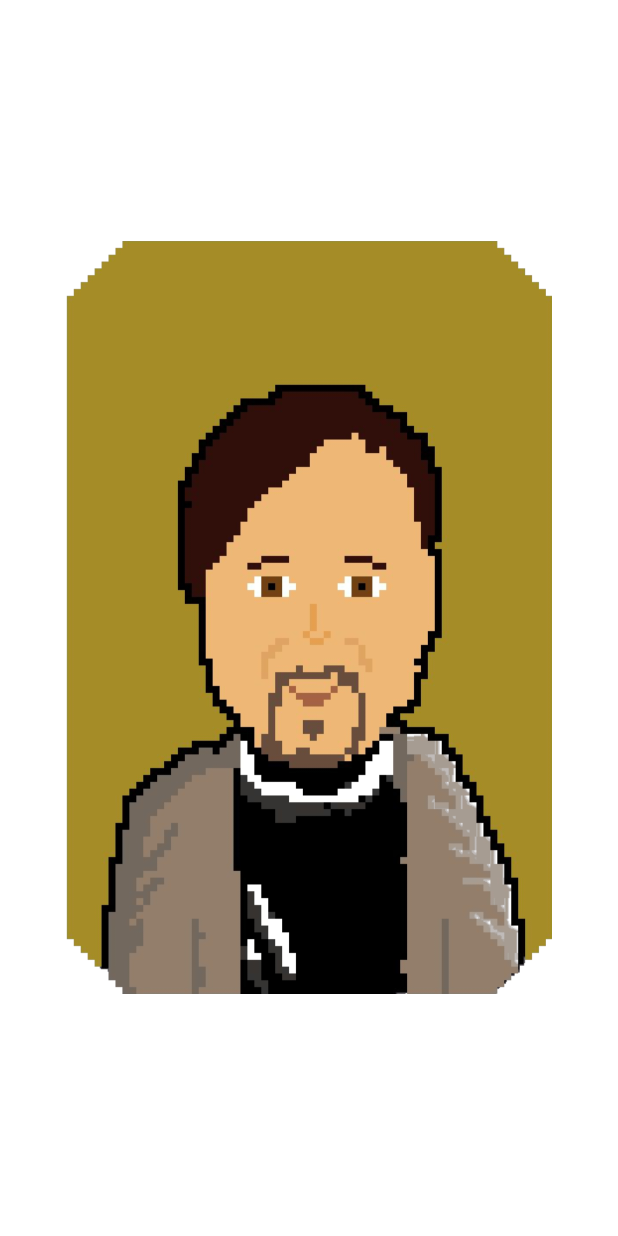
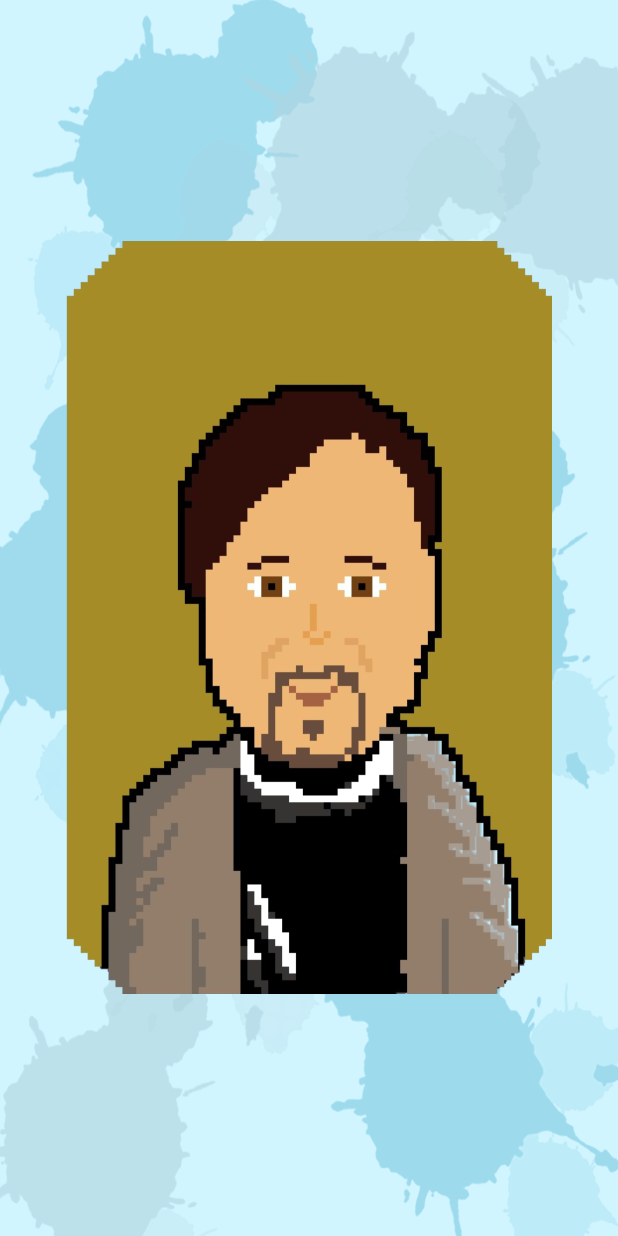
Before and after one commit to Konradb99/CardGame, an Android app: the screen it shows after launch (MainActivity), after a tap on an icon or button, on a phone screen of 412 x 824 dp. Run offline under Robolectric (Android 15) with nearby library versions, the phone set to English and light mode, and no system bars.

Commit message:
v0.3.0.5
-> Small graphic fixes
    -> Changed background of card from white to transparent
    -> Added background to main game window

```diff
--- a/app/src/main/java/com/example/karcianka/Fragment_card.kt
+++ b/app/src/main/java/com/example/karcianka/Fragment_card.kt
@@ -131,7 +131,6 @@ class Fragment_card : Fragment() {
                     front.isEnabled = true
                 }
                 println("backclick")
-                card_back.text="To jest opis Kapcia."
                 isFront = false
 
             }
--- a/app/src/main/java/com/example/karcianka/SwipeRightViewModel.kt
+++ b/app/src/main/java/com/example/karcianka/SwipeRightViewModel.kt
@@ -16,10 +16,10 @@ class SwipeRightViewModel:ViewModel() {
         get() = stream
 
     private val data = listOf(
-        SwipeRightCardModel(backgroundColor = Color.parseColor("#FFFFFF")),
-        SwipeRightCardModel(backgroundColor = Color.parseColor("#FFFFFF")),
-        SwipeRightCardModel(backgroundColor = Color.parseColor("#FFFFFF")),
-        SwipeRightCardModel(backgroundColor = Color.parseColor("#FFFFFF"))
+        SwipeRightCardModel(backgroundColor = Color.parseColor("#0000FFFF")),
+        SwipeRightCardModel(backgroundColor = Color.parseColor("#0000FFFF")),
+        SwipeRightCardModel(backgroundColor = Color.parseColor("#0000FFFF")),
+        SwipeRightCardModel(backgroundColor = Color.parseColor("#0000FFFF"))
     )
     private var currentIndex = 0
 
--- a/app/src/main/res/layout/fragment_card.xml
+++ b/app/src/main/res/layout/fragment_card.xml
@@ -6,18 +6,21 @@
     android:layout_height="match_parent"
     android:id="@+id/motionLayout"
     app:layoutDescription="@xml/swipe_game"
+    android:background="@drawable/backgroundmenu_"
     tools:context=".MainActivity">
 
     <FrameLayout
         android:id="@+id/bottomCard"
-        android:layout_width="match_parent"
-        android:layout_height="match_parent">
+        android:layout_width="324dp"
+        android:layout_height="502dp"
+        android:background="@drawable/backgroundmenu_">
     </FrameLayout>
 
     <FrameLayout
         android:id="@+id/topCard"
-        android:layout_width="match_parent"
-        android:layout_height="match_parent">
+        android:layout_width="324dp"
+        android:layout_height="502dp"
+        android:background="@drawable/backgroundmenu_">
         <TextView
             android:id="@+id/card_front"
             android:layout_width="324dp"
```
